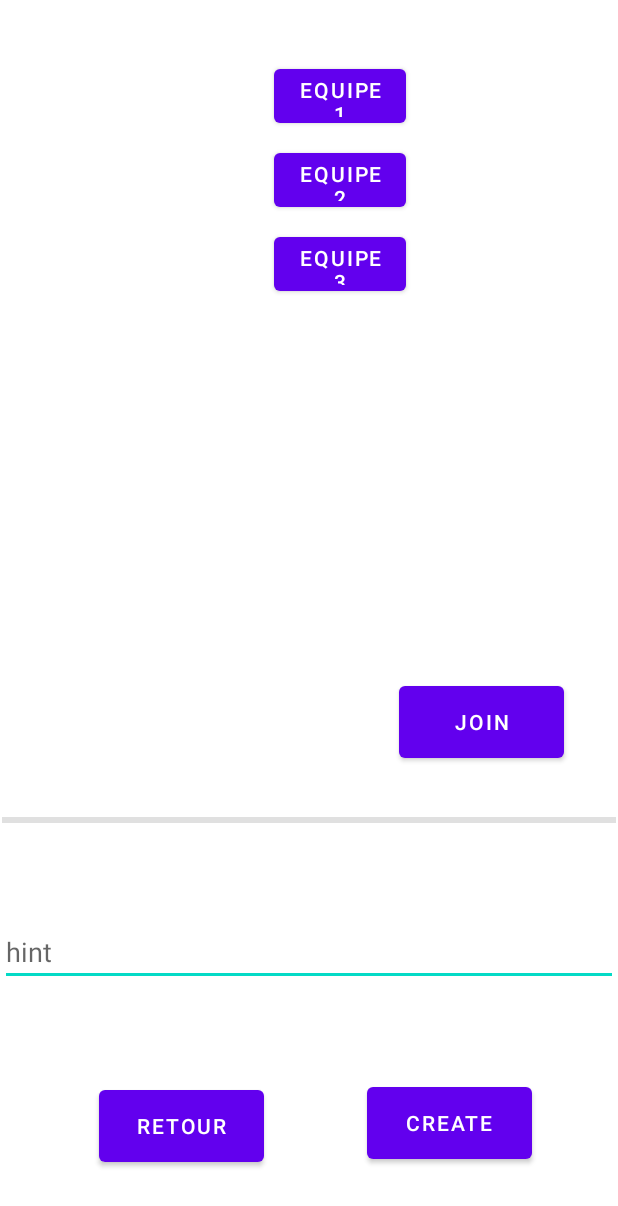
After one commit to Al3xell/LeaderBoard_Android, an Android app: the Join_Tournament_team screen opened directly, with no data from a screen before it, on a phone screen of 412 x 824 dp. The commit adds this screen. Shown: the top 1206 px of the screen. Run offline under Robolectric (Android 15) with nearby library versions, the phone set to English and light mode, and no system bars.

Commit message:
commit pages

```diff
--- /dev/null
+++ b/app/src/main/java/com/example/projet/Join_Tournament_team.java
@@ -0,0 +1,35 @@
+package com.example.projet;
+
+import androidx.appcompat.app.AppCompatActivity;
+
+import android.content.Intent;
+import android.os.Bundle;
+import android.view.View;
+import android.widget.Button;
+
+public class Join_Tournament_team extends AppCompatActivity {
+
+    Button button_back;
+
+    @Override
+    protected void onCreate(Bundle savedInstanceState) {
+        super.onCreate(savedInstanceState);
+        setContentView(R.layout.activity_join_tournament_team);
+
+
+        button_back = findViewById(R.id.button_retour_tournament);
+        button_back.setOnClickListener(new View.OnClickListener() {
+            @Override
+            public void onClick(View v) {
+                retourCh();
+
+            }
+        });
+    }
+
+    private void retourCh() {
+        Intent intent = new Intent(this, JoinTournament.class);
+        startActivity(intent);
+
+    }
+}
--- /dev/null
+++ b/app/src/main/res/layout/activity_join_tournament_team.xml
@@ -0,0 +1,103 @@
+<?xml version="1.0" encoding="utf-8"?>
+<androidx.constraintlayout.widget.ConstraintLayout xmlns:android="http://schemas.android.com/apk/res/android"
+    xmlns:app="http://schemas.android.com/apk/res-auto"
+    xmlns:tools="http://schemas.android.com/tools"
+    android:layout_width="match_parent"
+    android:layout_height="match_parent"
+    tools:context=".Join_Tournament_team">
+
+    <Button
+        android:id="@+id/button_join_tournament"
+        android:layout_width="110dp"
+        android:layout_height="60dp"
+        android:text="join"
+        app:layout_constraintBottom_toTopOf="@+id/divider2"
+        app:layout_constraintEnd_toEndOf="parent"
+        app:layout_constraintHorizontal_bias="0.88"
+        app:layout_constraintStart_toStartOf="parent"
+        app:layout_constraintTop_toTopOf="parent"
+        app:layout_constraintVertical_bias="0.931" />
+
+    <Button
+        android:id="@+id/button_retour_tournament"
+        android:layout_width="110dp"
+        android:layout_height="60dp"
+        android:text="retour"
+        app:layout_constraintBottom_toBottomOf="parent"
+        app:layout_constraintEnd_toEndOf="parent"
+        app:layout_constraintHorizontal_bias="0.219"
+        app:layout_constraintStart_toStartOf="parent"
+        app:layout_constraintTop_toTopOf="parent"
+        app:layout_constraintVertical_bias="0.943" />
+
+    <Button
+        android:id="@+id/button2"
+        android:layout_width="wrap_content"
+        android:layout_height="wrap_content"
+        android:layout_marginTop="40dp"
+        android:width="@dimen/button_wt"
+        android:height="@dimen/button_ht"
+
+        android:text="Equipe 1"
+        app:layout_constraintEnd_toEndOf="parent"
+        app:layout_constraintHorizontal_bias="0.564"
+        app:layout_constraintStart_toStartOf="parent"
+        app:layout_constraintTop_toTopOf="parent" />
+
+    <Button
+        android:id="@+id/button3"
+        android:layout_width="wrap_content"
+        android:layout_height="wrap_content"
+        android:width="@dimen/button_wt"
+        android:height="@dimen/button_ht"
+        android:text="Equipe 2"
+        android:layout_marginTop="@dimen/space_tournament"
+        app:layout_constraintHorizontal_bias="0.496"
+        app:layout_constraintStart_toStartOf="@+id/button2"
+        app:layout_constraintTop_toBottomOf="@+id/button2" />
+
+    <Button
+        android:id="@+id/button4"
+        android:layout_width="wrap_content"
+        android:layout_height="wrap_content"
+        android:width="@dimen/button_wt"
+        android:height="@dimen/button_ht"
+        android:text="Equipe 3"
+        android:layout_marginTop="@dimen/space_tournament"
+        app:layout_constraintHorizontal_bias="0.496"
+        app:layout_constraintStart_toStartOf="@+id/button3"
+        app:layout_constraintTop_toBottomOf="@+id/button3" />
+
+    <View
+        android:id="@+id/divider2"
+        android:layout_width="409dp"
+        android:layout_height="4dp"
+        android:background="?android:attr/listDivider"
+        app:layout_constraintBottom_toBottomOf="parent"
+        app:layout_constraintEnd_toEndOf="parent"
+        app:layout_constraintStart_toStartOf="parent"
+        app:layout_constraintTop_toTopOf="parent"
+        app:layout_constraintVertical_bias="0.664" />
+
+    <com.google.android.material.textfield.TextInputEditText
+        android:layout_width="match_parent"
+        android:layout_height="wrap_content"
+        android:hint="hint"
+        app:layout_constraintBottom_toTopOf="@+id/button_retour_tournament"
+        app:layout_constraintTop_toBottomOf="@+id/divider2"
+        tools:layout_editor_absoluteX="28dp" />
+
+    <Button
+        android:id="@+id/button_create_team"
+        android:layout_width="110dp"
+        android:layout_height="60dp"
+        android:text="create"
+        app:layout_constraintBottom_toBottomOf="parent"
+        app:layout_constraintEnd_toEndOf="parent"
+        app:layout_constraintHorizontal_bias="0.81"
+        app:layout_constraintStart_toStartOf="parent"
+        app:layout_constraintTop_toTopOf="parent"
+        app:layout_constraintVertical_bias="0.941" />
+
+
+</androidx.constraintlayout.widget.ConstraintLayout>
--- a/app/src/main/res/layout/activity_main.xml
+++ b/app/src/main/res/layout/activity_main.xml
@@ -57,4 +57,5 @@
         app:layout_constraintTop_toTopOf="parent"
         app:navigationIcon="@drawable/fui_ic_anonymous_white_24dp" />
 
+
 </androidx.constraintlayout.widget.ConstraintLayout>
--- a/app/src/main/res/values/colors.xml
+++ b/app/src/main/res/values/colors.xml
@@ -5,4 +5,6 @@
     <color name="dark">#131200</color>
     <color name="secondary">#FCBA04</color>
     <color name="alert">#A50104</color>
+    <color name="chargement">#FF2D2D</color>
+
 </resources>
--- a/app/src/main/res/values/strings.xml
+++ b/app/src/main/res/values/strings.xml
@@ -1,3 +1,5 @@
 <resources>
     <string name="app_name">Projet</string>
+    <string name="default_web_cleint_id" />
+    <string name="Valider">Valider</string>
 </resources>
```
Also changed, not shown: app/src/main/AndroidManifest.xml (+16 -1 lines), app/src/main/java/com/example/projet/CreateTournament.java (added, +32 -0 lines), app/src/main/java/com/example/projet/EcranPrincipal.java (added, +65 -0 lines), app/src/main/java/com/example/projet/JoinTournament.java (added, +51 -0 lines), app/src/main/java/com/example/projet/MainActivity.java (+0 -42 lines), app/src/main/java/com/example/projet/SplashScreen.java (added, +29 -0 lines), app/src/main/java/com/example/projet/YourTournament.java (added, +35 -0 lines), app/src/main/res/layout/activity_create_tournament.xml (added, +65 -0 lines), app/src/main/res/layout/activity_ecran_principal.xml (added, +57 -0 lines), app/src/main/res/layout/activity_join_tournament.xml (added, +81 -0 lines), app/src/main/res/layout/activity_splash_screen.xml (added, +46 -0 lines), app/src/main/res/layout/activity_your_tournament.xml (added, +21 -0 lines), app/src/main/res/drawable-v24/cup.png (added).
